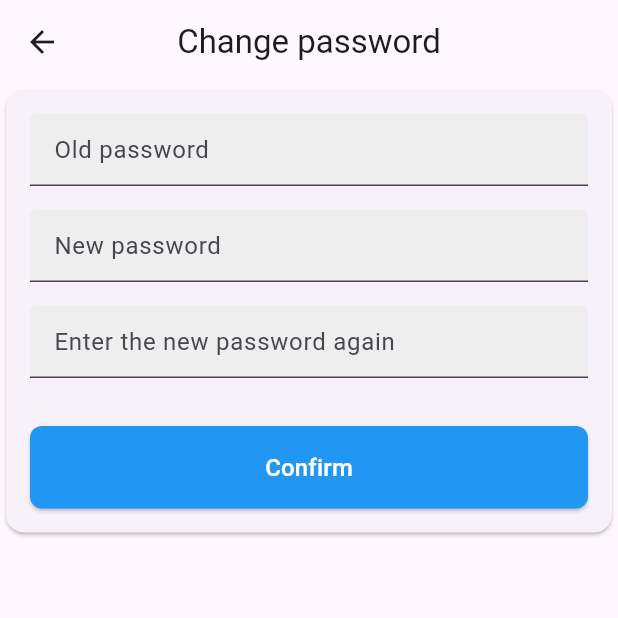
After one commit to ataousCode/train_ui, a Flutter app: the screen it shows after launch, item 3 of the bottom bar chosen, after a tap on "Change password", on a phone screen of 412 x 824 dp, the top half of it. The commit adds this screen. Run offline on Flutter 3.47's test engine with Material 3 defaults, Android fonts, the phone set to English and light mode, and no system bars; our stand-ins replace country_picker, firebase_auth, firebase_core; accounts and stored records are empty.

Commit message:
user change password ui

```diff
--- a/lib/screens/profile_screen.dart
+++ b/lib/screens/profile_screen.dart
@@ -1,6 +1,7 @@
 import 'package:flutter/material.dart';
 import 'package:ui_trip/screens/passenger_information_screen.dart';
 import 'package:ui_trip/screens/version_screen.dart';
+import 'package:ui_trip/widgets/change_password_textfield.dart';
 import 'package:ui_trip/widgets/profile_app_bar.dart';
 import 'package:ui_trip/widgets/reset_email.dart';
 import 'package:url_launcher/url_launcher.dart';
@@ -107,10 +108,20 @@ class ProfileScreen extends StatelessWidget {
                     ),
                   ),
                   const Divider(),
-                  const ListTile(
-                    leading: Icon(Icons.lock),
-                    title: Text('Change password'),
-                    trailing: Icon(Icons.chevron_right),
+                  GestureDetector(
+                    onTap: () {
+                      Navigator.push(
+                        context,
+                        MaterialPageRoute(
+                          builder: (context) => const ChangePasswordTextfield(),
+                        ),
+                      );
+                    },
+                    child: const ListTile(
+                      leading: Icon(Icons.lock),
+                      title: Text('Change password'),
+                      trailing: Icon(Icons.chevron_right),
+                    ),
                   ),
                   const Divider(),
                   //ShowCallBottomSheet(),
--- /dev/null
+++ b/lib/widgets/change_password_textfield.dart
@@ -0,0 +1,73 @@
+import 'package:flutter/material.dart';
+
+class ChangePasswordTextfield extends StatelessWidget {
+  const ChangePasswordTextfield({super.key});
+
+  @override
+  Widget build(BuildContext context) {
+    return Scaffold(
+      appBar: AppBar(
+        title: Text('Change password'),
+        centerTitle: true,
+      ),
+      body: Card(
+        child: Padding(
+          padding: const EdgeInsets.all(16.0),
+          child: Column(
+            crossAxisAlignment: CrossAxisAlignment.start,
+            mainAxisSize: MainAxisSize.min,
+            children: [
+              // Old password field
+              _buildPasswordField("Old password"),
+              SizedBox(height: 16),
+              // New password field
+              _buildPasswordField("New password"),
+              SizedBox(height: 16),
+              // Confirm new password field
+              _buildPasswordField("Enter the new password again"),
+              SizedBox(height: 32),
+              // Confirm button
+              SizedBox(
+                width: double.infinity,
+                child: ElevatedButton(
+                  onPressed: () {
+                    // Handle confirm action
+                  },
+                  style: ElevatedButton.styleFrom(
+                    padding: EdgeInsets.symmetric(vertical: 16),
+                    shape: RoundedRectangleBorder(
+                      borderRadius: BorderRadius.circular(8),
+                    ),
+                    backgroundColor: Colors.blue, // Button color
+                  ),
+                  child: Text(
+                    'Confirm',
+                    style: TextStyle(
+                      fontSize: 16,
+                      color: Colors.white,
+                    ),
+                  ),
+                ),
+              ),
+            ],
+          ),
+        ),
+      ),
+    );
+  }
+
+  // Helper method to build a password text field
+  Widget _buildPasswordField(String hintText) {
+    return TextField(
+      obscureText: true, // Hide the password input
+      decoration: InputDecoration(
+        hintText: hintText,
+        // border: OutlineInputBorder(
+        //   borderRadius: BorderRadius.circular(8),
+        // ),
+        filled: true,
+        fillColor: Colors.grey[200],
+      ),
+    );
+  }
+}
```
